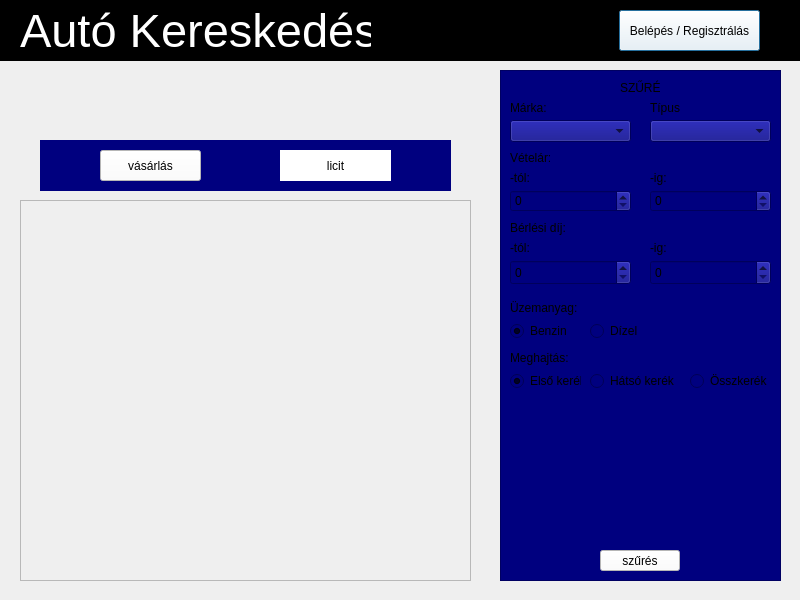
Above: autokereskedes/dialog.ui from adreszka/szoftverfejlesztes_beadando before the change. Below: the same form after it.
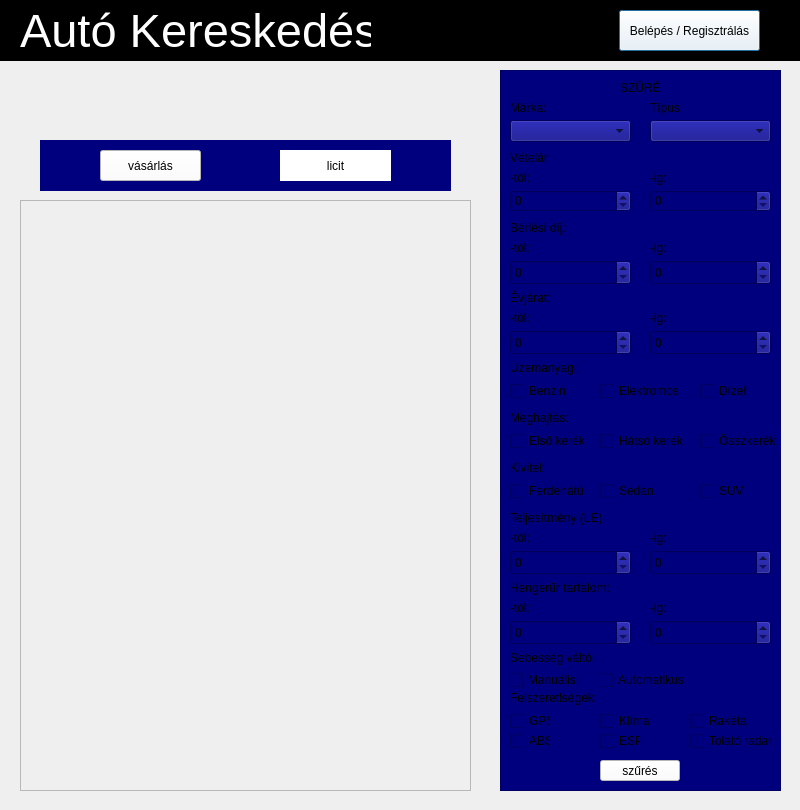
That is the form after the change. The open tabs and pages were chosen to show the change.

Commit message: GUI baszaxások

The edit to the form file:
```diff
--- a/autokereskedes/dialog.ui
+++ b/autokereskedes/dialog.ui
@@ -7,7 +7,7 @@
     <x>0</x>
     <y>0</y>
     <width>800</width>
-    <height>600</height>
+    <height>810</height>
    </rect>
   </property>
   <property name="windowTitle">
@@ -19,7 +19,7 @@
      <x>0</x>
      <y>0</y>
      <width>800</width>
-     <height>600</height>
+     <height>811</height>
     </rect>
    </property>
    <property name="styleSheet">
@@ -89,7 +89,7 @@
        <x>20</x>
        <y>200</y>
        <width>451</width>
-       <height>381</height>
+       <height>591</height>
       </rect>
      </property>
      <property name="widgetResizable">
@@ -101,7 +101,7 @@
         <x>0</x>
         <y>0</y>
         <width>449</width>
-        <height>379</height>
+        <height>589</height>
        </rect>
       </property>
      </widget>
@@ -112,7 +112,7 @@
        <x>500</x>
        <y>70</y>
        <width>281</width>
-       <height>511</height>
+       <height>721</height>
       </rect>
      </property>
      <property name="styleSheet">
@@ -128,13 +128,14 @@
       <property name="geometry">
        <rect>
         <x>100</x>
-        <y>480</y>
+        <y>690</y>
         <width>80</width>
         <height>21</height>
        </rect>
       </property>
       <property name="styleSheet">
-       <string notr="true">background-color: rgb(255, 255, 255);</string>
+       <string notr="true">background-color: rgb(255, 255, 255);
+color: rgb(0, 0, 0);</string>
       </property>
       <property name="text">
        <string>szűrés</string>
@@ -321,7 +322,7 @@
       <property name="geometry">
        <rect>
         <x>10</x>
-        <y>230</y>
+        <y>290</y>
         <width>71</width>
         <height>16</height>
        </rect>
@@ -334,7 +335,7 @@
       <property name="geometry">
        <rect>
         <x>10</x>
-        <y>280</y>
+        <y>340</y>
         <width>61</width>
         <height>16</height>
        </rect>
@@ -347,12 +348,12 @@
       <property name="geometry">
        <rect>
         <x>10</x>
-        <y>250</y>
-        <width>131</width>
+        <y>310</y>
+        <width>261</width>
         <height>21</height>
        </rect>
       </property>
-      <widget class="QRadioButton" name="gasRadioUnregistered">
+      <widget class="QCheckBox" name="gasCheckBoxUnregistered">
        <property name="geometry">
         <rect>
          <x>0</x>
@@ -365,13 +366,13 @@
         <string>Benzin</string>
        </property>
        <property name="checked">
-        <bool>true</bool>
+        <bool>false</bool>
        </property>
       </widget>
-      <widget class="QRadioButton" name="dieselRadioUnregistered">
+      <widget class="QCheckBox" name="dieselCheckBoxUnregistered">
        <property name="geometry">
         <rect>
-         <x>80</x>
+         <x>190</x>
          <y>0</y>
          <width>51</width>
          <height>22</height>
@@ -381,22 +382,35 @@
         <string>Dízel</string>
        </property>
       </widget>
+      <widget class="QCheckBox" name="electronicCheckBoxUnregistered">
+       <property name="geometry">
+        <rect>
+         <x>90</x>
+         <y>0</y>
+         <width>91</width>
+         <height>22</height>
+        </rect>
+       </property>
+       <property name="text">
+        <string>Elektromos</string>
+       </property>
+      </widget>
      </widget>
      <widget class="QWidget" name="widget_2" native="true">
       <property name="geometry">
        <rect>
         <x>10</x>
-        <y>300</y>
-        <width>261</width>
+        <y>360</y>
+        <width>271</width>
         <height>21</height>
        </rect>
       </property>
-      <widget class="QRadioButton" name="fwdRadioUnregistered">
+      <widget class="QCheckBox" name="fwdCheckBoxUnregistered">
        <property name="geometry">
         <rect>
          <x>0</x>
          <y>0</y>
-         <width>71</width>
+         <width>81</width>
          <height>22</height>
         </rect>
        </property>
@@ -404,13 +418,13 @@
         <string>Első kerék</string>
        </property>
        <property name="checked">
-        <bool>true</bool>
+        <bool>false</bool>
        </property>
       </widget>
-      <widget class="QRadioButton" name="rwdRadioButtonUnregistered">
+      <widget class="QCheckBox" name="rwdCheckBoxUnregistered">
        <property name="geometry">
         <rect>
-         <x>80</x>
+         <x>90</x>
          <y>0</y>
          <width>91</width>
          <height>22</height>
@@ -420,10 +434,10 @@
         <string>Hátsó kerék</string>
        </property>
       </widget>
-      <widget class="QRadioButton" name="awdRadioButtonUnregistered">
+      <widget class="QCheckBox" name="awdCheckBoxUnregistered">
        <property name="geometry">
         <rect>
-         <x>180</x>
+         <x>190</x>
          <y>0</y>
          <width>81</width>
          <height>22</height>
@@ -434,6 +448,391 @@
        </property>
       </widget>
      </widget>
+     <widget class="QLabel" name="yearLabelUnregistered">
+      <property name="geometry">
+       <rect>
+        <x>10</x>
+        <y>220</y>
+        <width>41</width>
+        <height>16</height>
+       </rect>
+      </property>
+      <property name="text">
+       <string>Évjárat:</string>
+      </property>
+     </widget>
+     <widget class="QLabel" name="fromYearLabelUnregistered">
+      <property name="geometry">
+       <rect>
+        <x>10</x>
+        <y>240</y>
+        <width>31</width>
+        <height>16</height>
+       </rect>
+      </property>
+      <property name="text">
+       <string>-tól:</string>
+      </property>
+     </widget>
+     <widget class="QLabel" name="toYearLabelUnregistered">
+      <property name="geometry">
+       <rect>
+        <x>150</x>
+        <y>240</y>
+        <width>21</width>
+        <height>16</height>
+       </rect>
+      </property>
+      <property name="text">
+       <string>-ig:</string>
+      </property>
+     </widget>
+     <widget class="QSpinBox" name="fromYearSpinBoxUnregistered">
+      <property name="geometry">
+       <rect>
+        <x>10</x>
+        <y>260</y>
+        <width>121</width>
+        <height>25</height>
+       </rect>
+      </property>
+     </widget>
+     <widget class="QSpinBox" name="toYearSpinBoxUnregistered">
+      <property name="geometry">
+       <rect>
+        <x>150</x>
+        <y>260</y>
+        <width>121</width>
+        <height>25</height>
+       </rect>
+      </property>
+     </widget>
+     <widget class="QLabel" name="equipmentLabelUnregistered">
+      <property name="geometry">
+       <rect>
+        <x>10</x>
+        <y>620</y>
+        <width>91</width>
+        <height>16</height>
+       </rect>
+      </property>
+      <property name="text">
+       <string>Felszeretlségek:</string>
+      </property>
+     </widget>
+     <widget class="QCheckBox" name="gpsCheckBoxUnregistered">
+      <property name="geometry">
+       <rect>
+        <x>10</x>
+        <y>640</y>
+        <width>41</width>
+        <height>22</height>
+       </rect>
+      </property>
+      <property name="text">
+       <string>GPS</string>
+      </property>
+     </widget>
+     <widget class="QCheckBox" name="absCheckBoxUnregistered">
+      <property name="geometry">
+       <rect>
+        <x>10</x>
+        <y>660</y>
+        <width>41</width>
+        <height>22</height>
+       </rect>
+      </property>
+      <property name="text">
+       <string>ABS</string>
+      </property>
+     </widget>
+     <widget class="QCheckBox" name="acCheckBoxUnregistered">
+      <property name="geometry">
+       <rect>
+        <x>100</x>
+        <y>640</y>
+        <width>51</width>
+        <height>22</height>
+       </rect>
+      </property>
+      <property name="text">
+       <string>Klíma</string>
+      </property>
+     </widget>
+     <widget class="QCheckBox" name="espCheckBoxUnregistered">
+      <property name="geometry">
+       <rect>
+        <x>100</x>
+        <y>660</y>
+        <width>41</width>
+        <height>22</height>
+       </rect>
+      </property>
+      <property name="text">
+       <string>ESP</string>
+      </property>
+     </widget>
+     <widget class="QCheckBox" name="rocketCheckBoxUnregistered">
+      <property name="geometry">
+       <rect>
+        <x>190</x>
+        <y>640</y>
+        <width>61</width>
+        <height>22</height>
+       </rect>
+      </property>
+      <property name="text">
+       <string>Rakéta</string>
+      </property>
+     </widget>
+     <widget class="QCheckBox" name="radarCheckBoxUnregistered">
+      <property name="geometry">
+       <rect>
+        <x>190</x>
+        <y>660</y>
+        <width>91</width>
+        <height>22</height>
+       </rect>
+      </property>
+      <property name="text">
+       <string>Tolató radar</string>
+      </property>
+     </widget>
+     <widget class="QLabel" name="designLabelUnregistered">
+      <property name="geometry">
+       <rect>
+        <x>10</x>
+        <y>390</y>
+        <width>41</width>
+        <height>16</height>
+       </rect>
+      </property>
+      <property name="text">
+       <string>Kivitel:</string>
+      </property>
+     </widget>
+     <widget class="QWidget" name="designWidgetUnregistered" native="true">
+      <property name="geometry">
+       <rect>
+        <x>10</x>
+        <y>410</y>
+        <width>261</width>
+        <height>21</height>
+       </rect>
+      </property>
+      <widget class="QCheckBox" name="hatchbackCheckBoxUnregistered">
+       <property name="geometry">
+        <rect>
+         <x>0</x>
+         <y>0</y>
+         <width>81</width>
+         <height>22</height>
+        </rect>
+       </property>
+       <property name="text">
+        <string>Ferdehátú</string>
+       </property>
+       <property name="checked">
+        <bool>false</bool>
+       </property>
+      </widget>
+      <widget class="QCheckBox" name="sedanCheckBoxUnregistered">
+       <property name="geometry">
+        <rect>
+         <x>90</x>
+         <y>0</y>
+         <width>61</width>
+         <height>22</height>
+        </rect>
+       </property>
+       <property name="text">
+        <string>Sedan</string>
+       </property>
+      </widget>
+      <widget class="QCheckBox" name="suvCheckBoxUnregistered">
+       <property name="geometry">
+        <rect>
+         <x>190</x>
+         <y>0</y>
+         <width>51</width>
+         <height>22</height>
+        </rect>
+       </property>
+       <property name="text">
+        <string>SUV</string>
+       </property>
+      </widget>
+     </widget>
+     <widget class="QLabel" name="powerLabelUnregistered">
+      <property name="geometry">
+       <rect>
+        <x>10</x>
+        <y>440</y>
+        <width>91</width>
+        <height>16</height>
+       </rect>
+      </property>
+      <property name="text">
+       <string>Teljesítmény (LE):</string>
+      </property>
+     </widget>
+     <widget class="QLabel" name="fromPowerLabelUnregistered">
+      <property name="geometry">
+       <rect>
+        <x>10</x>
+        <y>460</y>
+        <width>31</width>
+        <height>16</height>
+       </rect>
+      </property>
+      <property name="text">
+       <string>-tól:</string>
+      </property>
+     </widget>
+     <widget class="QLabel" name="toPowerLabelUnregistered">
+      <property name="geometry">
+       <rect>
+        <x>150</x>
+        <y>460</y>
+        <width>21</width>
+        <height>16</height>
+       </rect>
+      </property>
+      <property name="text">
+       <string>-ig:</string>
+      </property>
+     </widget>
+     <widget class="QSpinBox" name="fromPowerSpinBoxUnregistered">
+      <property name="geometry">
+       <rect>
+        <x>10</x>
+        <y>480</y>
+        <width>121</width>
+        <height>25</height>
+       </rect>
+      </property>
+     </widget>
+     <widget class="QSpinBox" name="toPowerSpinBoxUnregistered">
+      <property name="geometry">
+       <rect>
+        <x>150</x>
+        <y>480</y>
+        <width>121</width>
+        <height>25</height>
+       </rect>
+      </property>
+     </widget>
+     <widget class="QLabel" name="sizeLabelUnregistered">
+      <property name="geometry">
+       <rect>
+        <x>10</x>
+        <y>510</y>
+        <width>111</width>
+        <height>16</height>
+       </rect>
+      </property>
+      <property name="text">
+       <string>Hengerűr tartalom:</string>
+      </property>
+     </widget>
+     <widget class="QLabel" name="fromSizeLabelUnregistered">
+      <property name="geometry">
+       <rect>
+        <x>10</x>
+        <y>530</y>
+        <width>31</width>
+        <height>16</height>
+       </rect>
+      </property>
+      <property name="text">
+       <string>-tól:</string>
+      </property>
+     </widget>
+     <widget class="QLabel" name="toSizeLabelUnregistered">
+      <property name="geometry">
+       <rect>
+        <x>150</x>
+        <y>530</y>
+        <width>21</width>
+        <height>16</height>
+       </rect>
+      </property>
+      <property name="text">
+       <string>-ig:</string>
+      </property>
+     </widget>
+     <widget class="QSpinBox" name="fromSizeSpinBoxUnregistered">
+      <property name="geometry">
+       <rect>
+        <x>10</x>
+        <y>550</y>
+        <width>121</width>
+        <height>25</height>
+       </rect>
+      </property>
+     </widget>
+     <widget class="QSpinBox" name="toSizeSpinBoxUnregistered">
+      <property name="geometry">
+       <rect>
+        <x>150</x>
+        <y>550</y>
+        <width>121</width>
+        <height>25</height>
+       </rect>
+      </property>
+     </widget>
+     <widget class="QLabel" name="gearLabelUnregistered">
+      <property name="geometry">
+       <rect>
+        <x>10</x>
+        <y>580</y>
+        <width>91</width>
+        <height>16</height>
+       </rect>
+      </property>
+      <property name="text">
+       <string>Sebesség váltó:</string>
+      </property>
+     </widget>
+     <widget class="QWidget" name="gearWidgetUnregistered" native="true">
+      <property name="geometry">
+       <rect>
+        <x>9</x>
+        <y>599</y>
+        <width>261</width>
+        <height>21</height>
+       </rect>
+      </property>
+      <widget class="QCheckBox" name="manualCheckBoxUnregistered">
+       <property name="geometry">
+        <rect>
+         <x>0</x>
+         <y>0</y>
+         <width>71</width>
+         <height>22</height>
+        </rect>
+       </property>
+       <property name="text">
+        <string>Manuális</string>
+       </property>
+       <property name="checked">
+        <bool>false</bool>
+       </property>
+      </widget>
+      <widget class="QCheckBox" name="automaticCheckBoxUnregistered">
+       <property name="geometry">
+        <rect>
+         <x>90</x>
+         <y>0</y>
+         <width>91</width>
+         <height>22</height>
+        </rect>
+       </property>
+       <property name="text">
+        <string>Automatikus</string>
+       </property>
+      </widget>
+     </widget>
     </widget>
     <widget class="QStackedWidget" name="stackedWidgetUnregistered">
      <property name="geometry">
```
Left out of the diff: 522 changed lines with no effect on the pictures. The commit also changes 5 other files.
